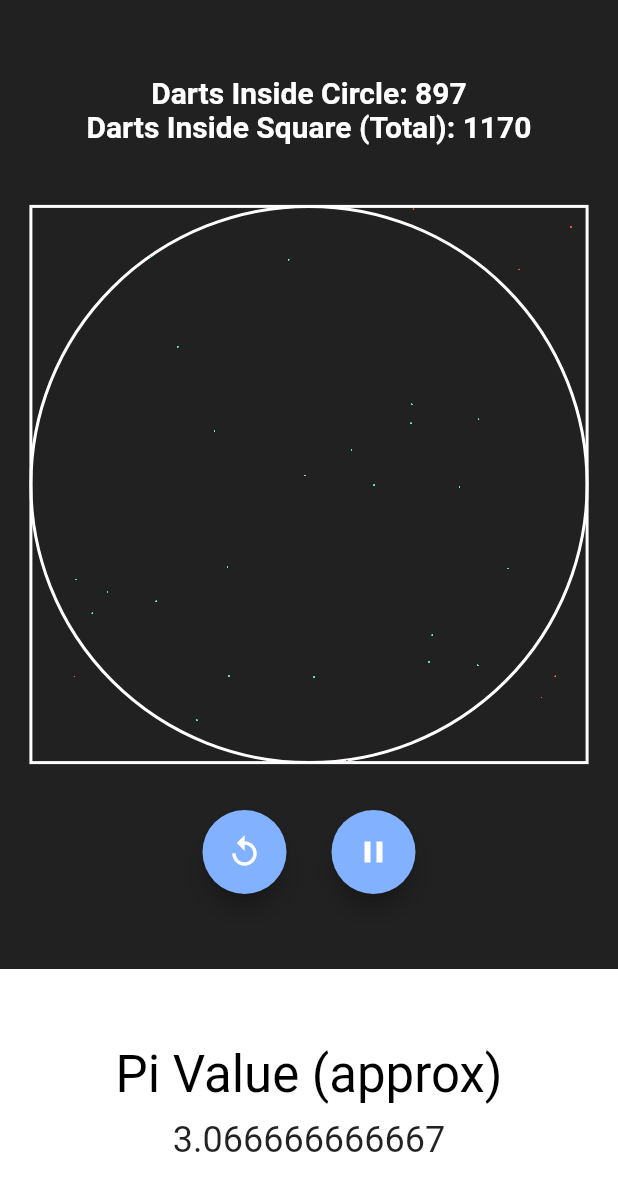
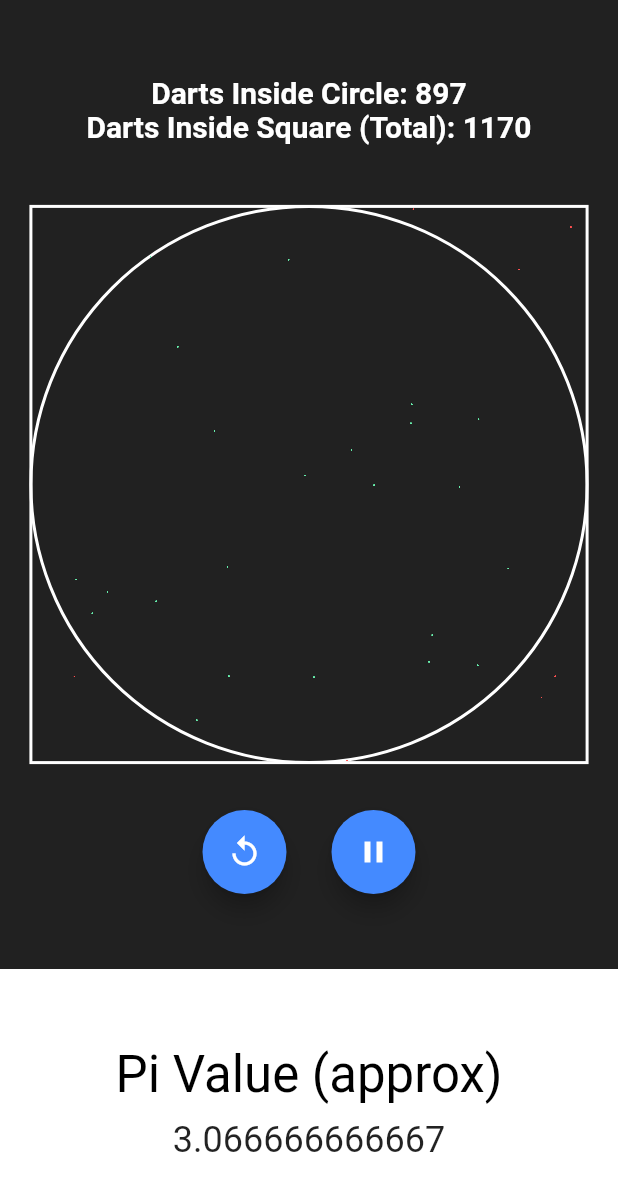
Before and after one commit to akshansh2000/pi_approximation, a Flutter app: the screen it shows after launch, on a phone screen of 412 x 824 dp. Shown: the top 1191 px of the screen. Run offline on Flutter 3.47's test engine with Material 2 defaults, Android fonts, the phone set to English and light mode, and no system bars.

Commit message:
changed FAB color

```diff
--- a/lib/main.dart
+++ b/lib/main.dart
@@ -109,7 +109,7 @@ class _MyAppState extends State<MyApp> with SingleTickerProviderStateMixin {
                   children: <Widget>[
                     FloatingActionButton(
                       child: Icon(Icons.replay),
-                      backgroundColor: Colors.blueAccent[100],
+                      backgroundColor: Colors.blueAccent,
                       materialTapTargetSize: MaterialTapTargetSize.padded,
                       onPressed: () => setState(() {
                         insideCircle = 0;
@@ -125,7 +125,7 @@ class _MyAppState extends State<MyApp> with SingleTickerProviderStateMixin {
                         icon: AnimatedIcons.pause_play,
                         progress: _animationController,
                       ),
-                      backgroundColor: Colors.blueAccent[100],
+                      backgroundColor: Colors.blueAccent,
                       materialTapTargetSize: MaterialTapTargetSize.padded,
                       onPressed: () => setState(() {
                         isWorking
```
Also changed, not shown: pubspec.lock.
